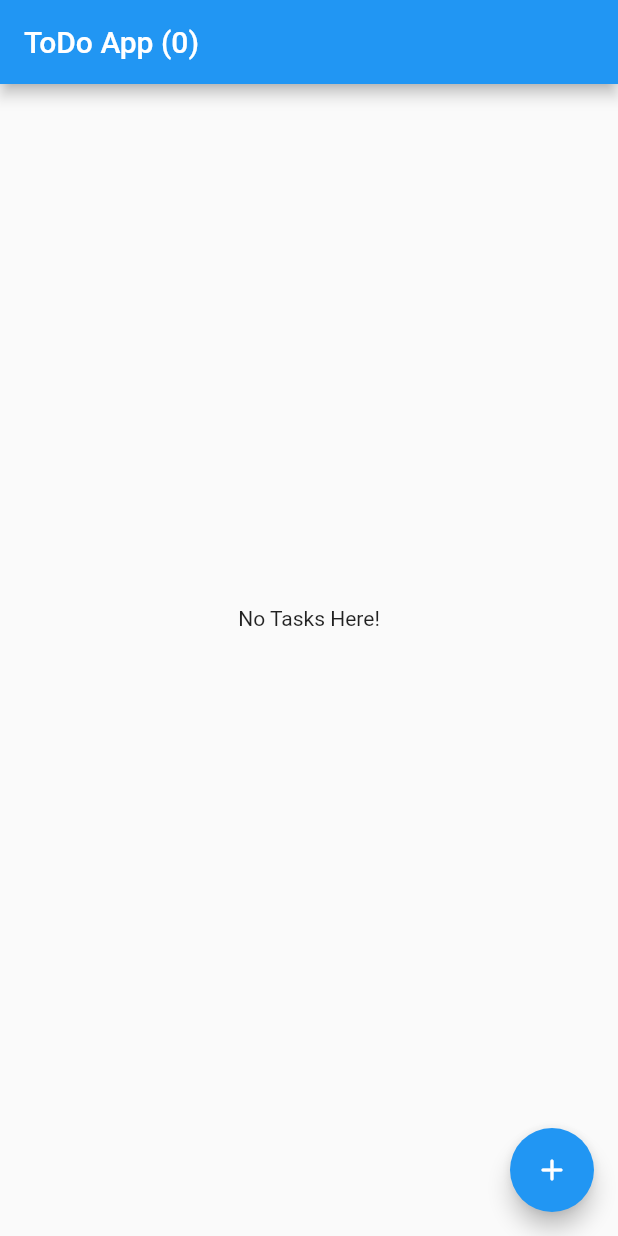
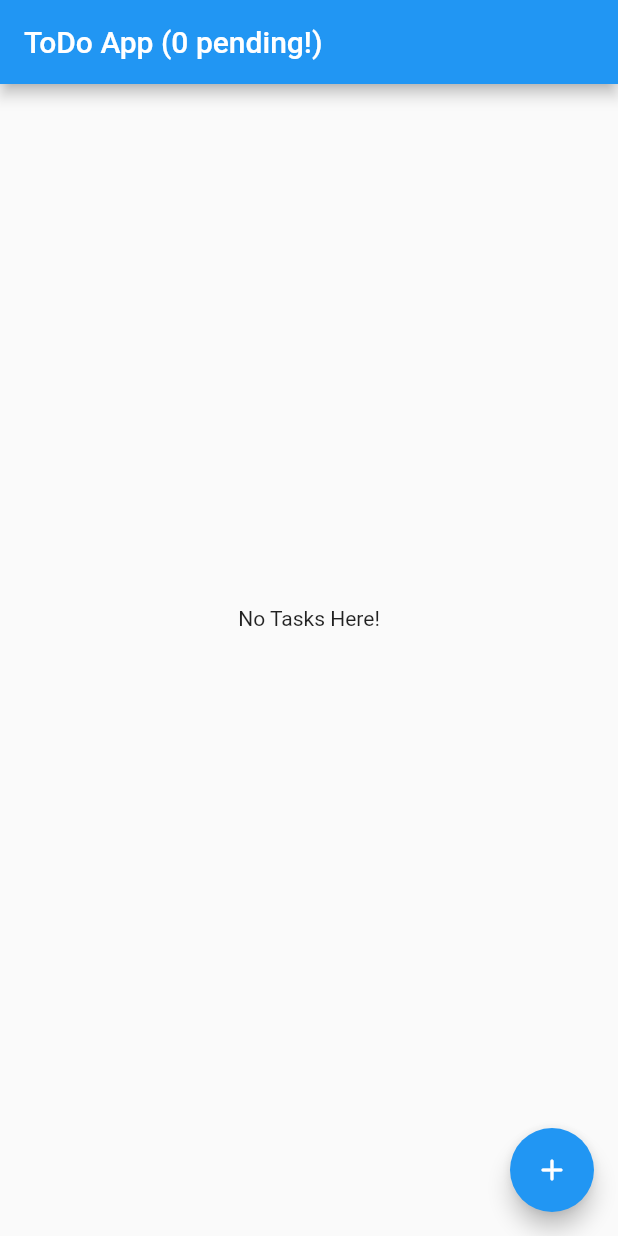
Before and after one commit to TalebRafiepour/todo_with_bloc_pattern, a Flutter app: the screen it shows after launch, on a phone screen of 412 x 824 dp. Run offline on Flutter 3.47's test engine with Material 2 defaults, Android fonts, the phone set to English and light mode, and no system bars; our stand-ins replace equatable, flutter_bloc, gap, hydrated_bloc.

Commit message:
🛠️ Modified Home Appbar to Show Remaining Tasks

```diff
--- a/lib/todo/view/home/widgets/home_appbar_widget.dart
+++ b/lib/todo/view/home/widgets/home_appbar_widget.dart
@@ -14,7 +14,12 @@ class HomeAppbarWidget extends StatelessWidget with PreferredSizeWidget {
   Widget build(BuildContext context) {
     return BlocBuilder<TodoBloc, TodoState>(
       builder: (context, state) {
-        return ToDoAppBarWidget(title: 'ToDo App (${state.tasks.length})');
+        int _remainingTasksCount = state.tasks
+            .where((element) => element.isDone == false)
+            .toList()
+            .length;
+        return ToDoAppBarWidget(
+            title: 'ToDo App ($_remainingTasksCount pending!)');
       },
     );
   }
```
